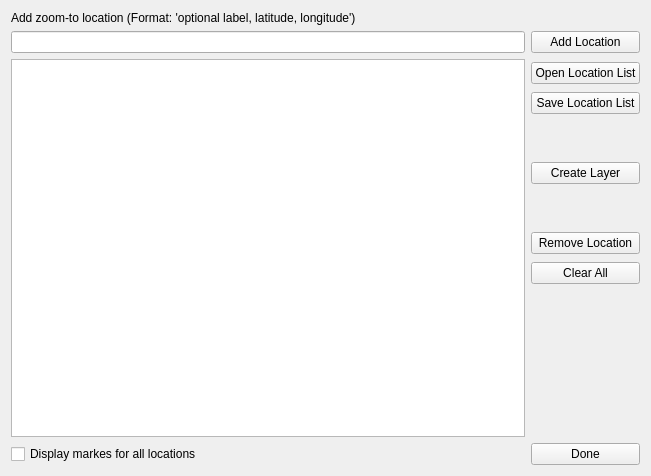
Above: ui/multiZoomDialog.ui from NationalSecurityAgency/qgis-latlontools-plugin before the change. Below: the same form after it.
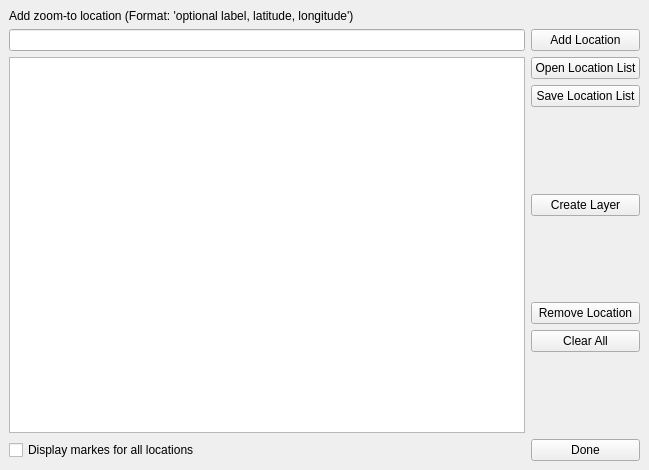
That is the form after the change.

Commit message: Made the multi-zoom dockable.

What changed in the file:
```diff
--- a/ui/multiZoomDialog.ui
+++ b/ui/multiZoomDialog.ui
@@ -1,23 +1,22 @@
 <?xml version="1.0" encoding="UTF-8"?>
 <ui version="4.0">
  <class>MultiLocationZoom</class>
- <widget class="QDialog" name="MultiLocationZoom">
+ <widget class="QDockWidget" name="MultiLocationZoom">
   <property name="geometry">
    <rect>
     <x>0</x>
     <y>0</y>
-    <width>651</width>
-    <height>476</height>
+    <width>649</width>
+    <height>470</height>
    </rect>
   </property>
   <property name="windowTitle">
    <string>Multi-Location Zoom</string>
   </property>
-  <layout class="QVBoxLayout" name="verticalLayout">
-   <item>
+  <widget class="QWidget" name="dockWidgetContents">
     <layout class="QGridLayout" name="gridLayout">
-     <item row="1" column="0">
-      <widget class="QLineEdit" name="addLineEdit"/>
+    <item row="2" column="0">
+     <widget class="QTableWidget" name="resultsTable"/>
      </item>
      <item row="0" column="0">
       <widget class="QLabel" name="label">
@@ -26,35 +25,23 @@
        </property>
       </widget>
      </item>
-     <item row="2" column="0">
-      <widget class="QTableWidget" name="resultsTable"/>
-     </item>
      <item row="1" column="1">
       <widget class="QPushButton" name="addButton">
        <property name="text">
         <string>Add Location</string>
        </property>
-       <property name="autoDefault">
-        <bool>false</bool>
-       </property>
-      </widget>
-     </item>
+     </widget>
+    </item>
+    <item row="1" column="0">
+     <widget class="QLineEdit" name="addLineEdit"/>
+    </item>
      <item row="2" column="1">
-      <layout class="QVBoxLayout" name="verticalLayout_2">
-       <property name="spacing">
-        <number>8</number>
-       </property>
-       <property name="topMargin">
-        <number>3</number>
-       </property>
+     <layout class="QVBoxLayout" name="verticalLayout">
        <item>
         <widget class="QPushButton" name="openButton">
          <property name="text">
           <string>Open Location List</string>
          </property>
-         <property name="autoDefault">
-          <bool>false</bool>
-         </property>
         </widget>
        </item>
        <item>
@@ -62,19 +49,13 @@
          <property name="text">
           <string>Save Location List</string>
          </property>
-         <property name="autoDefault">
-          <bool>false</bool>
-         </property>
         </widget>
        </item>
        <item>
-        <spacer name="verticalSpacer_2">
+       <spacer name="verticalSpacer">
          <property name="orientation">
           <enum>Qt::Vertical</enum>
          </property>
-         <property name="sizeType">
-          <enum>QSizePolicy::Fixed</enum>
-         </property>
          <property name="sizeHint" stdset="0">
           <size>
            <width>20</width>
@@ -88,19 +69,13 @@
          <property name="text">
           <string>Create Layer</string>
          </property>
-         <property name="autoDefault">
-          <bool>false</bool>
-         </property>
         </widget>
        </item>
        <item>
-        <spacer name="verticalSpacer_3">
+       <spacer name="verticalSpacer_2">
          <property name="orientation">
           <enum>Qt::Vertical</enum>
          </property>
-         <property name="sizeType">
-          <enum>QSizePolicy::Fixed</enum>
-         </property>
          <property name="sizeHint" stdset="0">
           <size>
            <width>20</width>
@@ -114,9 +89,6 @@
          <property name="text">
           <string>Remove Location</string>
          </property>
-         <property name="autoDefault">
-          <bool>false</bool>
-         </property>
         </widget>
        </item>
        <item>
@@ -124,13 +96,10 @@
          <property name="text">
           <string>Clear All</string>
          </property>
-         <property name="autoDefault">
-          <bool>false</bool>
-         </property>
         </widget>
        </item>
        <item>
-        <spacer name="verticalSpacer">
+       <spacer name="verticalSpacer_3">
          <property name="orientation">
           <enum>Qt::Vertical</enum>
          </property>
@@ -156,14 +125,10 @@
        <property name="text">
         <string>Done</string>
        </property>
-       <property name="autoDefault">
-        <bool>false</bool>
-       </property>
       </widget>
      </item>
     </layout>
-   </item>
-  </layout>
+  </widget>
  </widget>
  <resources/>
  <connections/>
```
Lines whose indentation alone changed are shown as unchanged. The commit also changes 2 other files.
